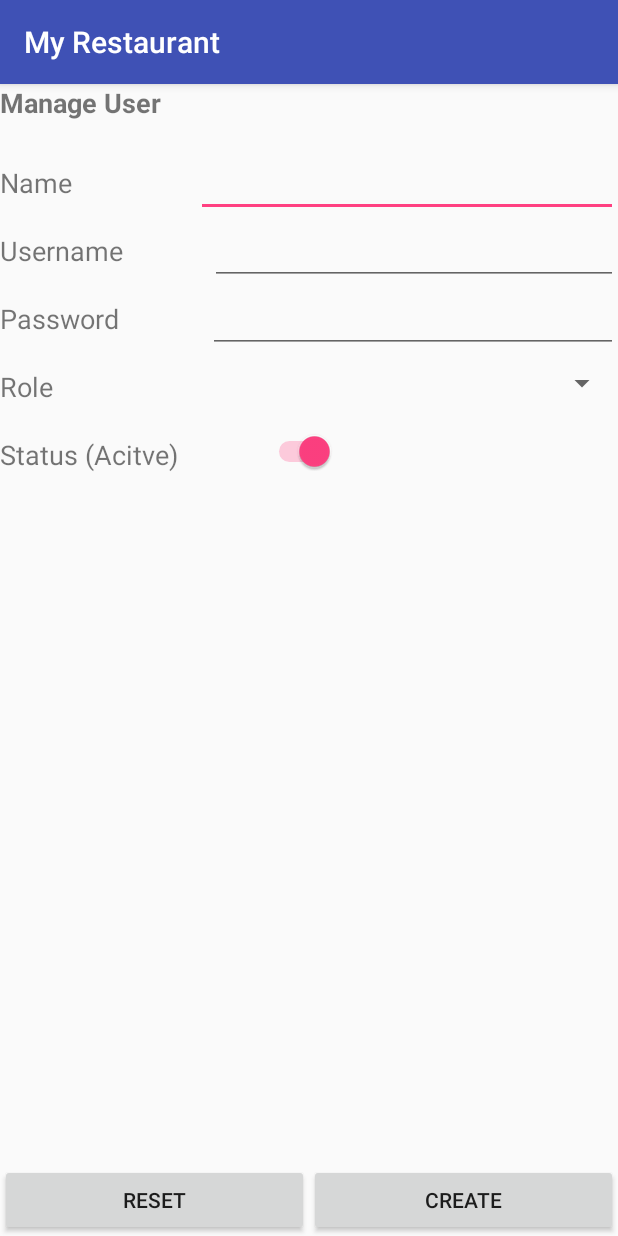
After one commit to dungnase04066/ISE1005-AndroidProject, an Android app: the UserForm screen opened directly, with no data from a screen before it, on a phone screen of 412 x 824 dp. The commit adds this screen. Run offline under Robolectric (Android 15) with nearby library versions, the phone set to English and light mode, and no system bars.

Commit message:
Coding some thing=)))

```diff
--- /dev/null
+++ b/MyRestaurant/app/src/main/java/ise1005/edu/fpt/vn/myrestaurant/manager/UserForm.java
@@ -0,0 +1,15 @@
+package ise1005.edu.fpt.vn.myrestaurant.manager;
+
+import android.support.v7.app.AppCompatActivity;
+import android.os.Bundle;
+
+import ise1005.edu.fpt.vn.myrestaurant.R;
+
+public class UserForm extends AppCompatActivity {
+
+    @Override
+    protected void onCreate(Bundle savedInstanceState) {
+        super.onCreate(savedInstanceState);
+        setContentView(R.layout.activity_user_form);
+    }
+}
--- a/MyRestaurant/app/src/main/res/layout/activity_list_product.xml
+++ b/MyRestaurant/app/src/main/res/layout/activity_list_product.xml
@@ -27,7 +27,6 @@
         android:layout_width="wrap_content"
         android:layout_height="wrap_content"
         android:layout_gravity="bottom|end"
-        android:layout_margin="@dimen/fab_margin"
         app:srcCompat="@android:drawable/ic_dialog_email" />
 
 </android.support.design.widget.CoordinatorLayout>
--- /dev/null
+++ b/MyRestaurant/app/src/main/res/layout/activity_user_form.xml
@@ -0,0 +1,172 @@
+<?xml version="1.0" encoding="utf-8"?>
+<RelativeLayout xmlns:android="http://schemas.android.com/apk/res/android"
+    xmlns:app="http://schemas.android.com/apk/res-auto"
+    xmlns:tools="http://schemas.android.com/tools"
+    android:layout_width="match_parent"
+    android:layout_height="match_parent"
+    tools:context="ise1005.edu.fpt.vn.myrestaurant.manager.UserForm">
+
+    <LinearLayout
+        android:layout_width="match_parent"
+        android:layout_height="match_parent"
+        android:layout_weight="1"
+        android:orientation="vertical">
+
+        <LinearLayout
+            android:layout_width="match_parent"
+            android:layout_height="43dp"
+            android:orientation="horizontal">
+
+            <TextView
+                android:layout_width="wrap_content"
+                android:layout_height="match_parent"
+                android:layout_weight="1"
+                android:text="Manage User"
+                android:textSize="18sp"
+                android:textStyle="bold" />
+        </LinearLayout>
+
+        <LinearLayout
+            android:layout_width="match_parent"
+            android:layout_height="wrap_content"
+            android:orientation="horizontal">
+
+            <TextView
+                android:id="@+id/ManagerTvName"
+                android:layout_width="wrap_content"
+                android:layout_height="wrap_content"
+                android:layout_weight="1.23"
+                android:text="Name"
+                android:textSize="18sp" />
+
+            <EditText
+                android:id="@+id/mUserEdtName"
+                android:layout_width="wrap_content"
+                android:layout_height="wrap_content"
+                android:layout_weight="1"
+                android:ems="10"
+                android:inputType="textPersonName" />
+
+        </LinearLayout>
+
+        <LinearLayout
+            android:layout_width="match_parent"
+            android:layout_height="wrap_content"
+            android:orientation="horizontal">
+
+            <TextView
+                android:id="@+id/ManagerTvUsername"
+                android:layout_width="wrap_content"
+                android:layout_height="wrap_content"
+                android:layout_weight="1"
+                android:text="Username"
+                android:textSize="18sp" />
+
+            <EditText
+                android:id="@+id/mUserEdtUserName"
+                android:layout_width="wrap_content"
+                android:layout_height="wrap_content"
+                android:layout_weight="1"
+                android:ems="10"
+                android:inputType="textPersonName" />
+
+        </LinearLayout>
+
+        <LinearLayout
+            android:layout_width="match_parent"
+            android:layout_height="wrap_content"
+            android:orientation="horizontal">
+
+            <TextView
+                android:id="@+id/ManagerTvPassword"
+                android:layout_width="wrap_content"
+                android:layout_height="wrap_content"
+                android:layout_weight="1"
+                android:text="Password"
+                android:textSize="18sp" />
+
+            <EditText
+                android:id="@+id/mUserEdtPassword"
+                android:layout_width="wrap_content"
+                android:layout_height="wrap_content"
+                android:layout_weight="1"
+                android:ems="10"
+                android:inputType="textPassword" />
+
+        </LinearLayout>
+
+        <LinearLayout
+            android:layout_width="match_parent"
+            android:layout_height="wrap_content"
+            android:orientation="horizontal"
+            android:weightSum="1">
+
+            <TextView
+                android:id="@+id/mUserTvRole"
+                android:layout_width="229dp"
+                android:layout_height="37dp"
+                android:paddingTop="10dp"
+                android:text="Role"
+                android:textSize="18sp" />
+
+            <Spinner
+                android:id="@+id/mUserSpRole"
+                android:layout_width="match_parent"
+                android:layout_height="40dp" />
+        </LinearLayout>
+
+        <LinearLayout
+            android:layout_width="match_parent"
+            android:layout_height="43dp"
+            android:orientation="horizontal">
+
+            <TextView
+                android:id="@+id/mUserTvStt"
+                android:layout_width="wrap_content"
+                android:layout_height="match_parent"
+                android:layout_weight="1.27"
+                android:paddingTop="15dp"
+                android:text="Status (Acitve)"
+                android:textSize="18sp" />
+
+            <Switch
+                android:id="@+id/mUserStatus"
+                android:layout_width="wrap_content"
+                android:layout_height="match_parent"
+                android:checked="true"
+                android:paddingRight="100dp"
+                android:paddingTop="7dp"
+                tools:checked="false" />
+
+            <TextView
+                android:id="@+id/textView3"
+                android:layout_width="wrap_content"
+                android:layout_height="wrap_content"
+                android:layout_weight="1.96" />
+        </LinearLayout>
+
+        <LinearLayout
+            android:layout_width="match_parent"
+            android:layout_height="wrap_content"
+            android:layout_weight="1"
+            android:gravity="center|bottom"
+            android:orientation="horizontal">
+
+            <Button
+                android:id="@+id/mUserBtnReset"
+                android:layout_width="wrap_content"
+                android:layout_height="wrap_content"
+                android:layout_weight="1"
+                android:text="Reset" />
+
+            <Button
+                android:id="@+id/mUserBtnCreate"
+                android:layout_width="wrap_content"
+                android:layout_height="wrap_content"
+                android:layout_weight="1"
+                android:text="Create" />
+        </LinearLayout>
+
+    </LinearLayout>
+
+</RelativeLayout>
--- a/MyRestaurant/app/src/main/res/values/colors.xml
+++ b/MyRestaurant/app/src/main/res/values/colors.xml
@@ -1,6 +1,6 @@
 <?xml version="1.0" encoding="utf-8"?>
 <resources>
-    <color name="colorPrimary">#3F51B5</color>
+    <color name="colorPrimary">#3f51b5</color>
     <color name="colorPrimaryDark">#303F9F</color>
     <color name="colorAccent">#FF4081</color>
 </resources>
```
Also changed, not shown: MyRestaurant/app/src/main/AndroidManifest.xml (+7 -0 lines), MyRestaurant/app/src/main/java/ise1005/edu/fpt/vn/myrestaurant/manager/Menu.java (added, +15 -0 lines), MyRestaurant/app/src/main/java/ise1005/edu/fpt/vn/myrestaurant/manager/MenuForm.java (added, +15 -0 lines), MyRestaurant/app/src/main/java/ise1005/edu/fpt/vn/myrestaurant/manager/Table.java (added, +15 -0 lines), MyRestaurant/app/src/main/java/ise1005/edu/fpt/vn/myrestaurant/manager/TableForm.java (added, +15 -0 lines), MyRestaurant/app/src/main/java/ise1005/edu/fpt/vn/myrestaurant/manager/User.java (added, +15 -0 lines), MyRestaurant/app/src/main/res/layout/activity_menu.xml (added, +75 -0 lines), MyRestaurant/app/src/main/res/layout/activity_menu_form.xml (added, +107 -0 lines), MyRestaurant/app/src/main/res/layout/activity_table.xml (added, +75 -0 lines), MyRestaurant/app/src/main/res/layout/activity_table_form.xml (added, +85 -0 lines), MyRestaurant/app/src/main/res/layout/activity_user.xml (added, +75 -0 lines), MyRestaurant/gradle.properties (+10 -9 lines).
